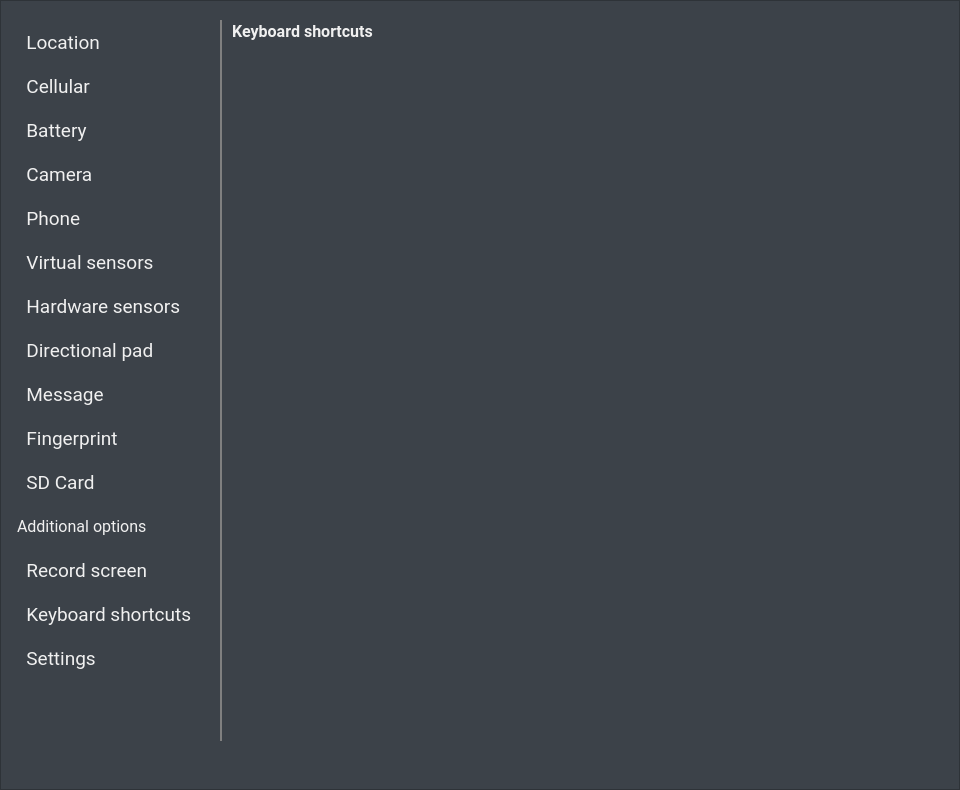
Above: android/skin/qt/extended.ui from vicamo/libandroid-emugl before the change. Below: the same form after it.
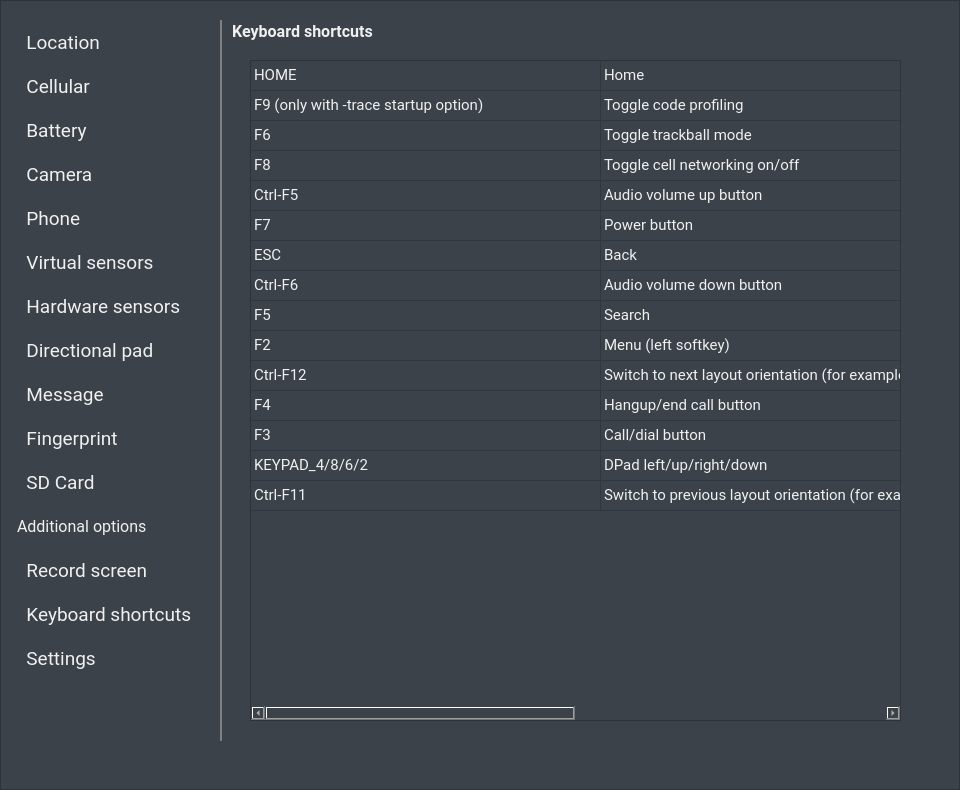
That is the form after the change. The open tabs and pages were chosen to show the change. Icons and pictures are not drawn.

Commit message:
Populate the Keyboard shortcuts pane
Add a table showing the shortcut keys and their functions
This was taken from the Web. I removed the keys that
Evan saw were not working.

Explicitly enable the table's headers, because QtDesigner
forgets this setting.

The edit to the form file:
```diff
--- a/android/skin/qt/extended.ui
+++ b/android/skin/qt/extended.ui
@@ -1623,6 +1623,268 @@
       <string>Keyboard shortcuts</string>
      </property>
     </widget>
+    <widget class="QTableWidget" name="shortcutsTableWidget">
+     <property name="enabled">
+      <bool>true</bool>
+     </property>
+     <property name="geometry">
+      <rect>
+       <x>20</x>
+       <y>40</y>
+       <width>651</width>
+       <height>661</height>
+      </rect>
+     </property>
+     <property name="sizePolicy">
+      <sizepolicy hsizetype="Expanding" vsizetype="Expanding">
+       <horstretch>0</horstretch>
+       <verstretch>0</verstretch>
+      </sizepolicy>
+     </property>
+     <property name="minimumSize">
+      <size>
+       <width>651</width>
+       <height>0</height>
+      </size>
+     </property>
+     <property name="font">
+      <font>
+       <family>Roboto</family>
+       <pointsize>11</pointsize>
+      </font>
+     </property>
+     <property name="horizontalScrollBarPolicy">
+      <enum>Qt::ScrollBarAsNeeded</enum>
+     </property>
+     <property name="sortingEnabled">
+      <bool>false</bool>
+     </property>
+     <property name="wordWrap">
+      <bool>true</bool>
+     </property>
+     <property name="cornerButtonEnabled">
+      <bool>false</bool>
+     </property>
+     <property name="rowCount">
+      <number>15</number>
+     </property>
+     <attribute name="horizontalHeaderVisible">
+      <bool>false</bool>
+     </attribute>
+     <attribute name="horizontalHeaderCascadingSectionResizes">
+      <bool>true</bool>
+     </attribute>
+     <attribute name="horizontalHeaderDefaultSectionSize">
+      <number>350</number>
+     </attribute>
+     <attribute name="horizontalHeaderShowSortIndicator" stdset="0">
+      <bool>false</bool>
+     </attribute>
+     <attribute name="horizontalHeaderStretchLastSection">
+      <bool>false</bool>
+     </attribute>
+     <attribute name="verticalHeaderVisible">
+      <bool>false</bool>
+     </attribute>
+     <row/>
+     <row/>
+     <row/>
+     <row/>
+     <row/>
+     <row/>
+     <row/>
+     <row/>
+     <row/>
+     <row/>
+     <row/>
+     <row/>
+     <row/>
+     <row/>
+     <row/>
+     <column>
+      <property name="text">
+       <string>Shortcut key</string>
+      </property>
+      <property name="font">
+       <font>
+        <family>Roboto</family>
+        <pointsize>12</pointsize>
+       </font>
+      </property>
+     </column>
+     <column>
+      <property name="text">
+       <string>Description</string>
+      </property>
+      <property name="font">
+       <font>
+        <family>Roboto</family>
+        <pointsize>12</pointsize>
+       </font>
+      </property>
+     </column>
+     <item row="0" column="0">
+      <property name="text">
+       <string>HOME</string>
+      </property>
+      <property name="font">
+       <font>
+        <family>Roboto</family>
+       </font>
+      </property>
+      <property name="textAlignment">
+       <set>AlignLeft|AlignVCenter</set>
+      </property>
+      <property name="flags">
+       <set>NoItemFlags</set>
+      </property>
+     </item>
+     <item row="0" column="1">
+      <property name="text">
+       <string>Home</string>
+      </property>
+     </item>
+     <item row="1" column="0">
+      <property name="text">
+       <string>F9 (only with -trace startup option)</string>
+      </property>
+     </item>
+     <item row="1" column="1">
+      <property name="text">
+       <string>Toggle code profiling</string>
+      </property>
+     </item>
+     <item row="2" column="0">
+      <property name="text">
+       <string>F6</string>
+      </property>
+     </item>
+     <item row="2" column="1">
+      <property name="text">
+       <string>Toggle trackball mode</string>
+      </property>
+     </item>
+     <item row="3" column="0">
+      <property name="text">
+       <string>F8</string>
+      </property>
+     </item>
+     <item row="3" column="1">
+      <property name="text">
+       <string>Toggle cell networking on/off</string>
+      </property>
+     </item>
+     <item row="4" column="0">
+      <property name="text">
+       <string>Ctrl-F5</string>
+      </property>
+     </item>
+     <item row="4" column="1">
+      <property name="text">
+       <string>Audio volume up button</string>
+      </property>
+     </item>
+     <item row="5" column="0">
+      <property name="text">
+       <string>F7</string>
+      </property>
+     </item>
+     <item row="5" column="1">
+      <property name="text">
+       <string>Power button</string>
+      </property>
+     </item>
+     <item row="6" column="0">
+      <property name="text">
+       <string>ESC</string>
+      </property>
+     </item>
+     <item row="6" column="1">
+      <property name="text">
+       <string>Back</string>
+      </property>
+     </item>
+     <item row="7" column="0">
+      <property name="text">
+       <string>Ctrl-F6</string>
+      </property>
+     </item>
+     <item row="7" column="1">
+      <property name="text">
+       <string>Audio volume down button</string>
+      </property>
+     </item>
+     <item row="8" column="0">
+      <property name="text">
+       <string>F5</string>
+      </property>
+     </item>
+     <item row="8" column="1">
+      <property name="text">
+       <string>Search</string>
+      </property>
+     </item>
+     <item row="9" column="0">
+      <property name="text">
+       <string>F2</string>
+      </property>
+     </item>
+     <item row="9" column="1">
+      <property name="text">
+       <string>Menu (left softkey)</string>
+      </property>
+     </item>
+     <item row="10" column="0">
+      <property name="text">
+       <string>Ctrl-F12</string>
+      </property>
+     </item>
+     <item row="10" column="1">
+      <property name="text">
+       <string>Switch to next layout orientation (for example, portrait, landscape)</string>
+      </property>
+     </item>
+     <item row="11" column="0">
+      <property name="text">
+       <string>F4</string>
+      </property>
+     </item>
+     <item row="11" column="1">
+      <property name="text">
+       <string>Hangup/end call button</string>
+      </property>
+     </item>
+     <item row="12" column="0">
+      <property name="text">
+       <string>F3</string>
+      </property>
+     </item>
+     <item row="12" column="1">
+      <property name="text">
+       <string>Call/dial button</string>
+      </property>
+     </item>
+     <item row="13" column="0">
+      <property name="text">
+       <string>KEYPAD_4/8/6/2</string>
+      </property>
+     </item>
+     <item row="13" column="1">
+      <property name="text">
+       <string>DPad left/up/right/down</string>
+      </property>
+     </item>
+     <item row="14" column="0">
+      <property name="text">
+       <string>Ctrl-F11</string>
+      </property>
+     </item>
+     <item row="14" column="1">
+      <property name="text">
+       <string>Switch to previous layout orientation (for example, portrait, landscape)</string>
+      </property>
+     </item>
+    </widget>
    </widget>
    <widget class="QWidget" name="page_5">
     <widget class="QGroupBox" name="sd_group_2">
```
The commit also changes 3 other files.
